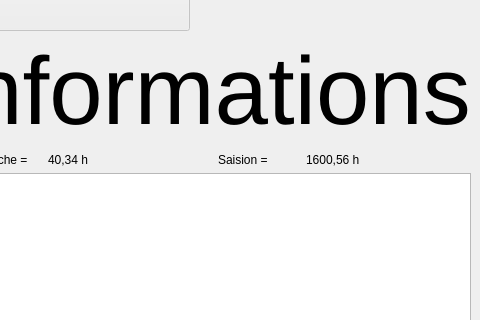
Old version of the form mainwindow.ui in the repository NitsPete/TimeStampTracker; both pictures show x 502 to 982 and y 198 to 518 of the 982 by 600 pixel window.
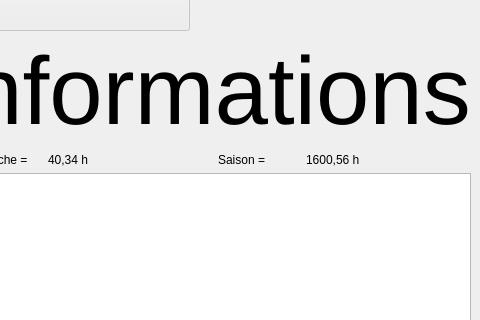
New version of the form.

Commit message: Update toDo List & Fix 'Saison' spelling in ui

The edit to the form file:
```diff
--- a/mainwindow.ui
+++ b/mainwindow.ui
@@ -360,7 +360,7 @@
         <item>
          <widget class="QLabel" name="label_season">
           <property name="text">
-           <string>Saision =</string>
+           <string>Saison =</string>
           </property>
          </widget>
         </item>
```
The commit also changes 1 other file.
